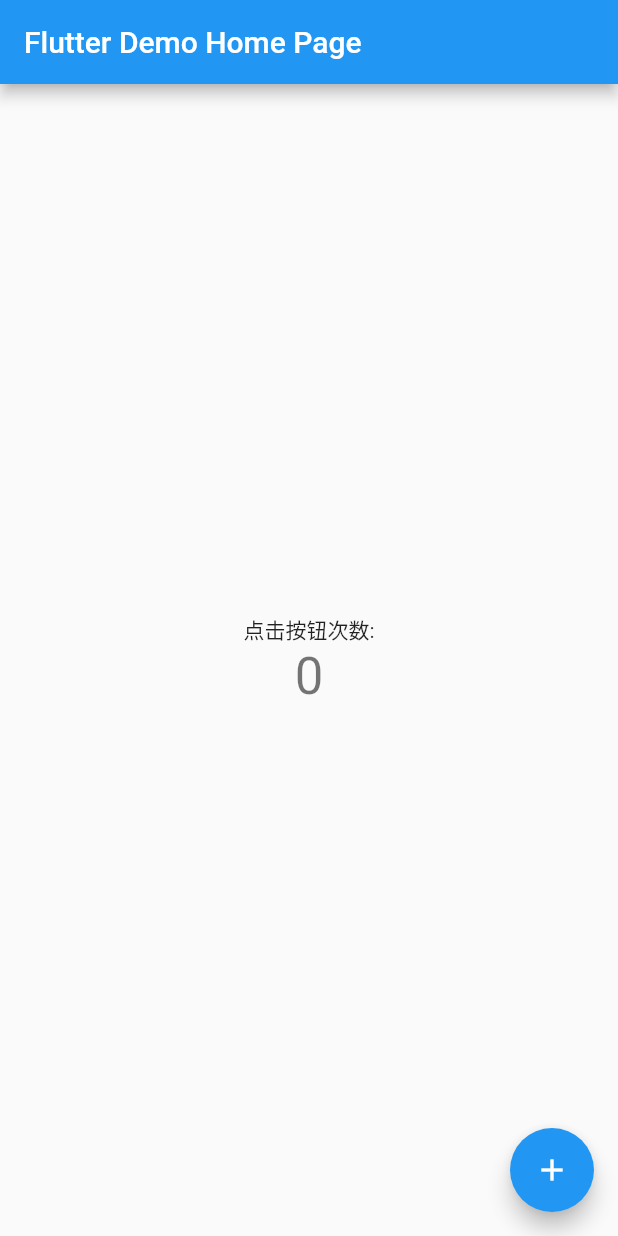
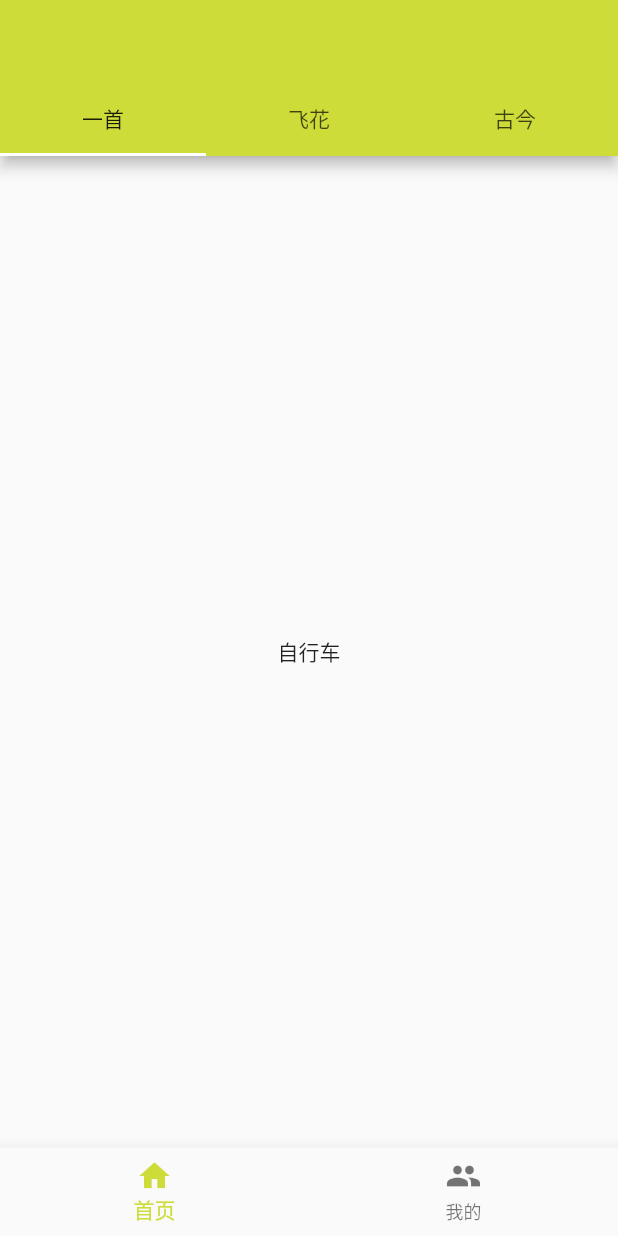
Before and after one commit to zhoudad/aiplay, a Flutter app: the screen it shows after launch, on a phone screen of 412 x 824 dp. Run offline on Flutter 3.47's test engine with Material 2 defaults, Android fonts, the phone set to English and light mode, and no system bars.

Commit message:
简单使用

```diff
--- a/lib/main.dart
+++ b/lib/main.dart
@@ -1,117 +1,22 @@
 import 'package:flutter/material.dart';
+import 'package:aiplay/pages/index_page.dart';
 
 void main() {
-  runApp(const MyApp());
+  runApp(const App());
 }
 
-class MyApp extends StatelessWidget {
-  const MyApp({Key? key}) : super(key: key);
+class App extends StatelessWidget {
+  const App({Key? key}) : super(key: key);
 
-  // This widget is the root of your application.
   @override
   Widget build(BuildContext context) {
     return MaterialApp(
-      title: 'Flutter Demo',
+      title: 'Flutter Demos',
       theme: ThemeData(
-        // This is the theme of your application.
-        //
-        // Try running your application with "flutter run". You'll see the
-        // application has a blue toolbar. Then, without quitting the app, try
-        // changing the primarySwatch below to Colors.green and then invoke
-        // "hot reload" (press "r" in the console where you ran "flutter run",
-        // or simply save your changes to "hot reload" in a Flutter IDE).
-        // Notice that the counter didn't reset back to zero; the application
-        // is not restarted.
-        primarySwatch: Colors.blue,
+        primarySwatch: Colors.lime,
+        visualDensity: VisualDensity.adaptivePlatformDensity,
       ),
-      home: const MyHomePage(title: 'Flutter Demo Home Page'),
+      home: const Index(),
     );
   }
 }
-
-class MyHomePage extends StatefulWidget {
-  const MyHomePage({Key? key, required this.title}) : super(key: key);
-
-  // This widget is the home page of your application. It is stateful, meaning
-  // that it has a State object (defined below) that contains fields that affect
-  // how it looks.
-
-  // This class is the configuration for the state. It holds the values (in this
-  // case the title) provided by the parent (in this case the App widget) and
-  // used by the build method of the State. Fields in a Widget subclass are
-  // always marked "final".
-
-  final String title;
-
-  @override
-  State<MyHomePage> createState() => _MyHomePageState();
-}
-
-class _MyHomePageState extends State<MyHomePage> {
-  int _counter = 0;
-
-  void _incrementCounter() {
-    setState(() {
-      // This call to setState tells the Flutter framework that something has
-      // changed in this State, which causes it to rerun the build method below
-      // so that the display can reflect the updated values. If we changed
-      // _counter without calling setState(), then the build method would not be
-      // called again, and so nothing would appear to happen.
-      _counter++;
-    });
-  }
-
-  @override
-  Widget build(BuildContext context) {
-    // This method is rerun every time setState is called, for instance as done
-    // by the _incrementCounter method above.
-    // 每次调用 setState 时都会重新运行此方法，例如上面的 _incrementCounter 方法。
-    //
-    // The Flutter framework has been optimized to make rerunning build methods
-    // fast, so that you can just rebuild anything that needs updating rather
-    // than having to individually change instances of widgets.
-    // Flutter 框架已经过优化，可以快速重新运行构建方法，这样您就可以重新构建任何需要更新的东西，而不必单独更改小部件的实例。
-    return Scaffold(
-      appBar: AppBar(
-        // Here we take the value from the MyHomePage object that was created by
-        // the App.build method, and use it to set our appbar title.
-        title: Text(widget.title),
-      ),
-      body: Center(
-        // Center is a layout widget. It takes a single child and positions it
-        // in the middle of the parent.
-        child: Column(
-          // Column is also a layout widget. It takes a list of children and
-          // arranges them vertically. By default, it sizes itself to fit its
-          // children horizontally, and tries to be as tall as its parent.
-          //
-          // Invoke "debug painting" (press "p" in the console, choose the
-          // "Toggle Debug Paint" action from the Flutter Inspector in Android
-          // Studio, or the "Toggle Debug Paint" command in Visual Studio Code)
-          // to see the wireframe for each widget.
-          //
-          // Column has various properties to control how it sizes itself and
-          // how it positions its children. Here we use mainAxisAlignment to
-          // center the children vertically; the main axis here is the vertical
-          // axis because Columns are vertical (the cross axis would be
-          // horizontal).
-          mainAxisAlignment: MainAxisAlignment.center,
-          children: <Widget>[
-            const Text(
-              '点击按钮次数:',
-            ),
-            Text(
-              '$_counter',
-              style: Theme.of(context).textTheme.headline4,
-            ),
-          ],
-        ),
-      ),
-      floatingActionButton: FloatingActionButton(
-        onPressed: _incrementCounter,
-        tooltip: 'Increment',
-        child: const Icon(Icons.add),
-      ), // This trailing comma makes auto-formatting nicer for build methods.
-    );
-  }
-}
--- /dev/null
+++ b/lib/pages/home_page.dart
@@ -0,0 +1,63 @@
+import 'package:flutter/material.dart';
+
+class Home extends StatefulWidget {
+  const Home({Key? key}) : super(key: key);
+
+  @override
+  State<Home> createState() => _HomeState();
+}
+
+class _HomeState extends State<Home> with SingleTickerProviderStateMixin {
+  // late 显式声明一个非空的变量，但不初始化
+  late TabController _tabController;
+
+  static const List<Tab> _tabs = <Tab>[
+    Tab(text: '一首'),
+    Tab(text: '飞花'),
+    Tab(text: '古今'),
+  ];
+
+  @override
+  void dispose() {
+    _tabController.dispose();
+    super.dispose();
+  }
+
+  @override
+  void initState() {
+    super.initState();
+    _tabController = TabController(vsync: this, length: _tabs.length);
+  }
+
+  @override
+  Widget build(BuildContext context) {
+    return Scaffold(
+      appBar: AppBar(
+        // title: const Text('顶部tab切换'),
+        bottom: TabBar(
+          // tabs: const <Widget>[
+          //   Tab(
+          //     icon: Icon(Icons.directions_bike),
+          //   ),
+          //   Tab(
+          //     icon: Icon(Icons.directions_boat),
+          //   ),
+          //   Tab(
+          //     icon: Icon(Icons.directions_bus),
+          //   ),
+          // ],
+          tabs: _tabs,
+          controller: _tabController,
+        ),
+      ),
+      body: TabBarView(
+        controller: _tabController,
+        children: const <Widget>[
+          Center(child: Text('自行车')),
+          Center(child: Text('船')),
+          Center(child: Text('巴士')),
+        ],
+      ),
+    );
+  }
+}
--- /dev/null
+++ b/lib/pages/index_page.dart
@@ -0,0 +1,48 @@
+import 'package:flutter/material.dart';
+import 'package:aiplay/pages/home_page.dart';
+import 'package:aiplay/pages/me_page.dart';
+
+class Index extends StatefulWidget {
+  const Index({Key? key}) : super(key: key);
+
+  @override
+  State<Index> createState() => _IndexState();
+}
+
+class _IndexState extends State<Index> {
+  int _currentIndex = 0;
+  final List<Widget> _pages = [
+    const Home(),
+    const Me(),
+  ];
+
+  @override
+  Widget build(BuildContext context) {
+    return Scaffold(
+      // appBar: AppBar(
+      //   title: const Text('诗歌朗诵'),
+      // ),
+      body: IndexedStack(
+        index: _currentIndex,
+        children: _pages,
+      ),
+      bottomNavigationBar: BottomNavigationBar(
+          currentIndex: _currentIndex,
+          items: const [
+            BottomNavigationBarItem(
+              icon: Icon(Icons.home),
+              label: '首页',
+            ),
+            BottomNavigationBarItem(
+              icon: Icon(Icons.people),
+              label: '我的',
+            ),
+          ],
+          onTap: (value) {
+            setState(() {
+              _currentIndex = value;
+            });
+          }),
+    );
+  }
+}
--- /dev/null
+++ b/lib/pages/me_page.dart
@@ -0,0 +1,17 @@
+import 'package:flutter/material.dart';
+
+class Me extends StatefulWidget {
+  const Me({Key? key}) : super(key: key);
+
+  @override
+  State<Me> createState() => _MeState();
+}
+
+class _MeState extends State<Me> {
+  @override
+  Widget build(BuildContext context) {
+    return Container(
+      child: const Text('我的'),
+    );
+  }
+}
```
Also changed, not shown: 1 other file.
